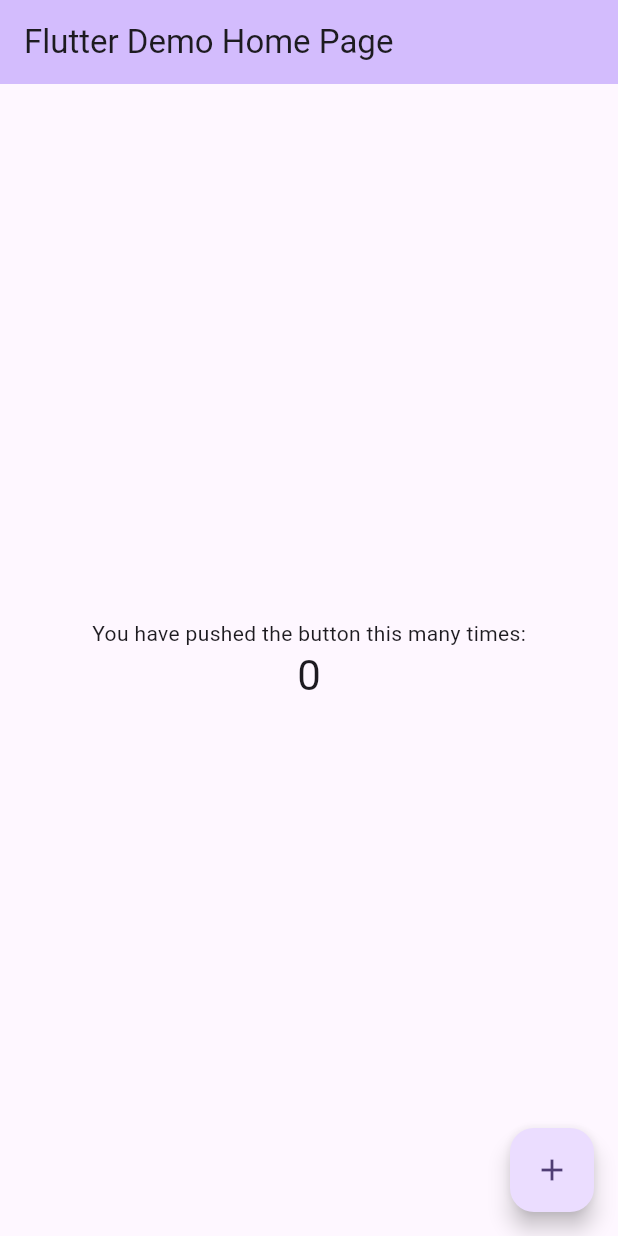
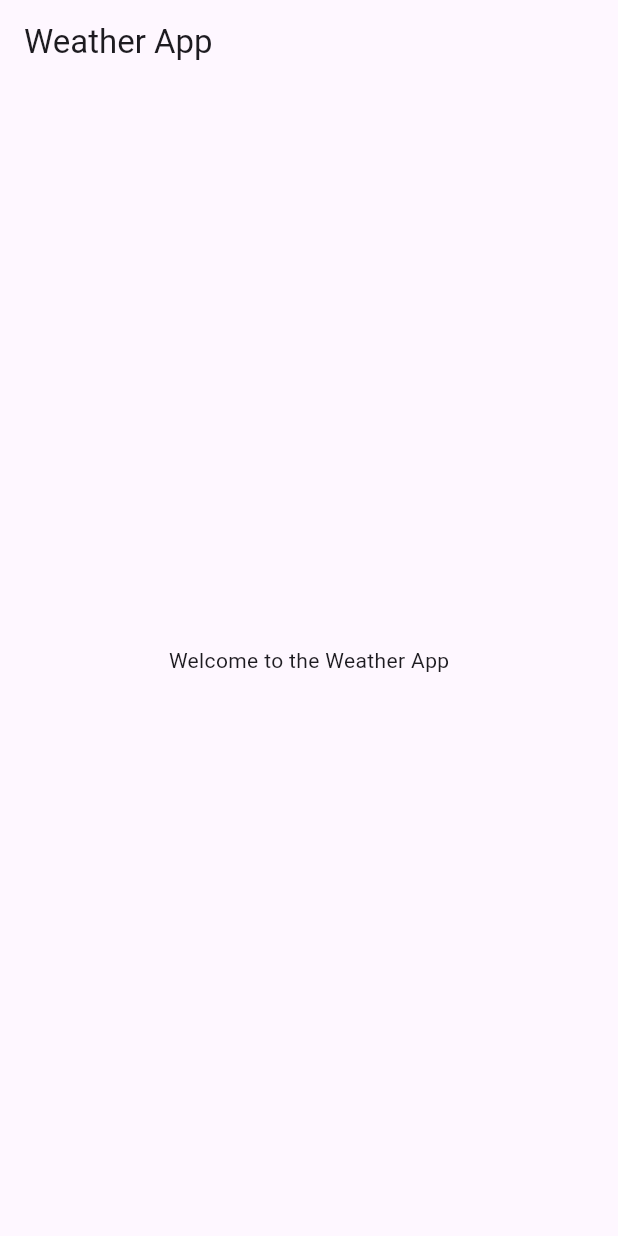
Before and after one commit to MJJP1364/flutter_weathr_app, a Flutter app: the screen it shows after launch, on a phone screen of 412 x 824 dp. Run offline on Flutter 3.47's test engine with Material 3 defaults, Android fonts, the phone set to English and light mode, and no system bars; our stand-ins replace get.

Commit message:
some changes

```diff
--- /dev/null
+++ b/api.txt
@@ -0,0 +1,2 @@
+
+api_key : 7eba17b6d1974e6fa91163305241804
--- /dev/null
+++ b/lib/Core/dependences/dependences.dart
@@ -0,0 +1,12 @@
+
+import 'package:get/get.dart';
+import 'package:weather_app/Pages/Home/home_controller.dart';
+
+class AllBindings implements Bindings {
+  @override
+  void dependencies() {
+    // Add all your controllers here
+    Get.lazyPut<HomeController>(() => HomeController() , fenix: true);
+
+  }
+}
--- /dev/null
+++ b/lib/Pages/Home/home_controller.dart
@@ -0,0 +1,3 @@
+import 'package:get/get.dart';
+
+class HomeController extends GetxController {}
--- /dev/null
+++ b/lib/Pages/Home/home_view.dart
@@ -0,0 +1,13 @@
+import 'package:flutter/material.dart';
+
+class HomePage extends StatelessWidget {
+  const HomePage({super.key});
+
+  @override
+  Widget build(BuildContext context) {
+    return Scaffold(
+      appBar: AppBar(title: const Text('Weather App')),
+      body: Center(child: Text('Welcome to the Weather App')),
+    );
+  }
+}
--- a/lib/main.dart
+++ b/lib/main.dart
@@ -1,123 +1,24 @@
 import 'package:flutter/material.dart';
+import 'package:get/get.dart';
+import 'package:weather_app/Core/dependences/dependences.dart';
+import 'Pages/Home/home_view.dart';
 
 void main() {
-  runApp(const MyApp());
+  runApp(const FlutterWeatherApp());
 }
 
-class MyApp extends StatelessWidget {
-  const MyApp({super.key});
+class FlutterWeatherApp extends StatelessWidget {
+  const FlutterWeatherApp({super.key});
 
-  // This widget is the root of your application.
   @override
   Widget build(BuildContext context) {
-    return MaterialApp(
+    return GetMaterialApp(
+      title: 'Flutter Weather App',
+
+      theme: ThemeData(primarySwatch: Colors.blue, useMaterial3: true),
+      initialBinding: AllBindings(),
       debugShowCheckedModeBanner: false,
-      title: 'Flutter Demo',
-      theme: ThemeData(
-        // This is the theme of your application.
-        //
-        // TRY THIS: Try running your application with "flutter run". You'll see
-        // the application has a purple toolbar. Then, without quitting the app,
-        // try changing the seedColor in the colorScheme below to Colors.green
-        // and then invoke "hot reload" (save your changes or press the "hot
-        // reload" button in a Flutter-supported IDE, or press "r" if you used
-        // the command line to start the app).
-        //
-        // Notice that the counter didn't reset back to zero; the application
-        // state is not lost during the reload. To reset the state, use hot
-        // restart instead.
-        //
-        // This works for code too, not just values: Most code changes can be
-        // tested with just a hot reload.
-        colorScheme: ColorScheme.fromSeed(seedColor: Colors.deepPurple),
-      ),
-      home: const MyHomePage(title: 'Flutter Demo Home Page'),
+      home: HomePage(),
     );
   }
 }
-
-class MyHomePage extends StatefulWidget {
-  const MyHomePage({super.key, required this.title});
-
-  // This widget is the home page of your application. It is stateful, meaning
-  // that it has a State object (defined below) that contains fields that affect
-  // how it looks.
-
-  // This class is the configuration for the state. It holds the values (in this
-  // case the title) provided by the parent (in this case the App widget) and
-  // used by the build method of the State. Fields in a Widget subclass are
-  // always marked "final".
-
-  final String title;
-
-  @override
-  State<MyHomePage> createState() => _MyHomePageState();
-}
-
-class _MyHomePageState extends State<MyHomePage> {
-  int _counter = 0;
-
-  void _incrementCounter() {
-    setState(() {
-      // This call to setState tells the Flutter framework that something has
-      // changed in this State, which causes it to rerun the build method below
-      // so that the display can reflect the updated values. If we changed
-      // _counter without calling setState(), then the build method would not be
-      // called again, and so nothing would appear to happen.
-      _counter++;
-    });
-  }
-
-  @override
-  Widget build(BuildContext context) {
-    // This method is rerun every time setState is called, for instance as done
-    // by the _incrementCounter method above.
-    //
-    // The Flutter framework has been optimized to make rerunning build methods
-    // fast, so that you can just rebuild anything that needs updating rather
-    // than having to individually change instances of widgets.
-    return Scaffold(
-      appBar: AppBar(
-        // TRY THIS: Try changing the color here to a specific color (to
-        // Colors.amber, perhaps?) and trigger a hot reload to see the AppBar
-        // change color while the other colors stay the same.
-        backgroundColor: Theme.of(context).colorScheme.inversePrimary,
-        // Here we take the value from the MyHomePage object that was created by
-        // the App.build method, and use it to set our appbar title.
-        title: Text(widget.title),
-      ),
-      body: Center(
-        // Center is a layout widget. It takes a single child and positions it
-        // in the middle of the parent.
-        child: Column(
-          // Column is also a layout widget. It takes a list of children and
-          // arranges them vertically. By default, it sizes itself to fit its
-          // children horizontally, and tries to be as tall as its parent.
-          //
-          // Column has various properties to control how it sizes itself and
-          // how it positions its children. Here we use mainAxisAlignment to
-          // center the children vertically; the main axis here is the vertical
-          // axis because Columns are vertical (the cross axis would be
-          // horizontal).
-          //
-          // TRY THIS: Invoke "debug painting" (choose the "Toggle Debug Paint"
-          // action in the IDE, or press "p" in the console), to see the
-          // wireframe for each widget.
-          mainAxisAlignment: MainAxisAlignment.center,
-          children: <Widget>[
-            const Text('You have pushed the button this many times:'),
-            Text(
-              '$_counter',
-              style: Theme.of(context).textTheme.headlineMedium,
-            ),
-          ],
-        ),
-      ),
-      floatingActionButton: FloatingActionButton(
-        onPressed: _incrementCounter,
-        tooltip: 'Increment',
-        child: const Icon(Icons.add),
-      ), // This trailing comma makes auto-formatting nicer for build methods.
-    );
-  }
-}
--- /dev/null
+++ b/lib/routhes.dart
@@ -0,0 +1,33 @@
+
+import 'package:get/get.dart';
+import 'package:weather_app/Pages/Home/home_view.dart';
+
+List<GetPage> routes =[
+  GetPage(
+    name: '/',
+    page: () => const HomePage(),
+    // binding: HomeBinding(),
+  ),
+
+
+  // GetPage(
+  //   name: '/login',
+  //   page: () => const LoginPage(),
+  //   binding: LoginBinding(),
+  // ),
+  // GetPage(
+  //   name: '/register',
+  //   page: () => const RegisterPage(),
+  //   binding: RegisterBinding(),
+  // ),
+  // GetPage(
+  //   name: '/profile',
+  //   page: () => const ProfilePage(),
+  //   binding: ProfileBinding(),
+  // ),
+  // GetPage(
+  //   name: '/settings',
+  //   page: () => const SettingsPage(),
+  //   binding: SettingsBinding(),
+  // ),
+] ;
--- a/pubspec.yaml
+++ b/pubspec.yaml
@@ -34,6 +34,11 @@ dependencies:
   # The following adds the Cupertino Icons font to your application.
   # Use with the CupertinoIcons class for iOS style icons.
   cupertino_icons: ^1.0.8
+  get: ^4.7.2
+  getwidget: ^6.0.0
+  http: ^1.4.0
+  intl: ^0.20.2
+  google_fonts: ^6.2.1
 
 dev_dependencies:
   flutter_test:
```
Also changed, not shown: lib/Core/Utils/consts.dart (added), pubspec.lock, 1 other file.
